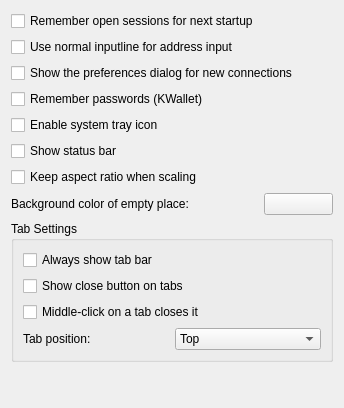
KDE/krdc, file config/general.ui: the form before one commit.
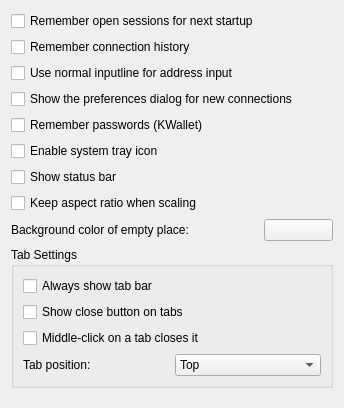
The form after the commit. Custom widgets are drawn as their Qt base class.

Commit message:
Feature: Add option to not remember last connections. Based on a patch by deadeyes, thanks.
CCBUG:228185

Patch:
```diff
--- a/config/general.ui
+++ b/config/general.ui
@@ -18,6 +18,13 @@
      </property>
     </widget>
    </item>
+   <item>
+    <widget class="QCheckBox" name="kcfg_RememberHistory">
+     <property name="text">
+      <string>Remember connection history</string>
+     </property>
+    </widget>
+   </item>
    <item>
     <widget class="QCheckBox" name="kcfg_NormalUrlInputLine">
      <property name="text">
```
The commit also changes 2 other files.
